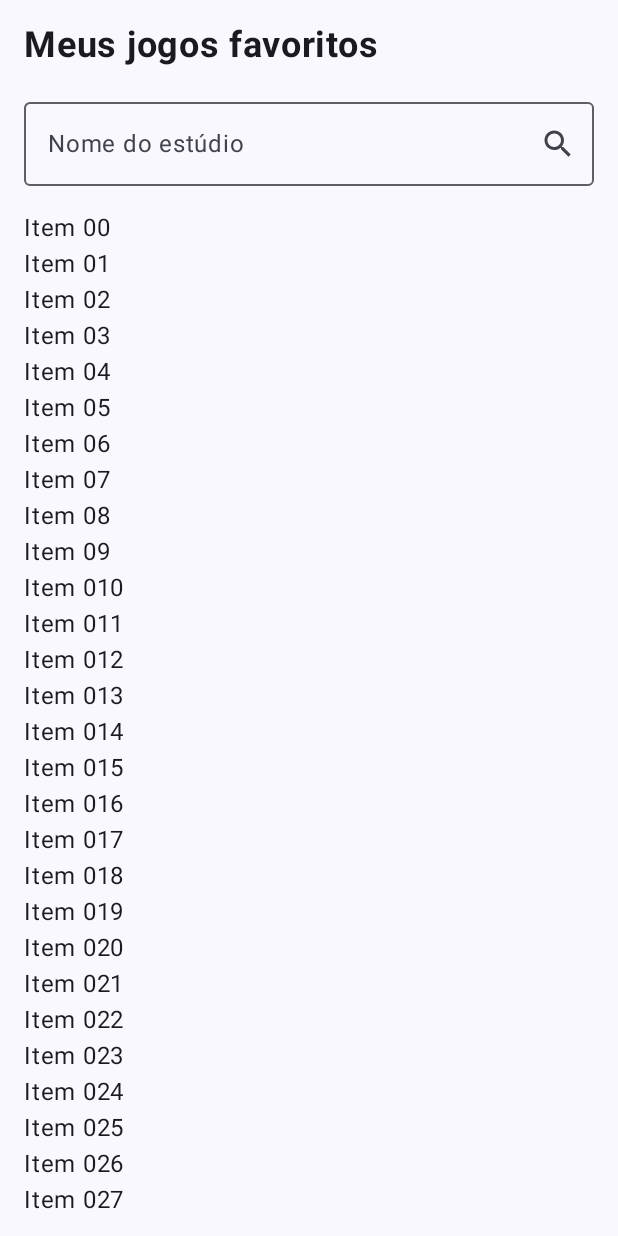
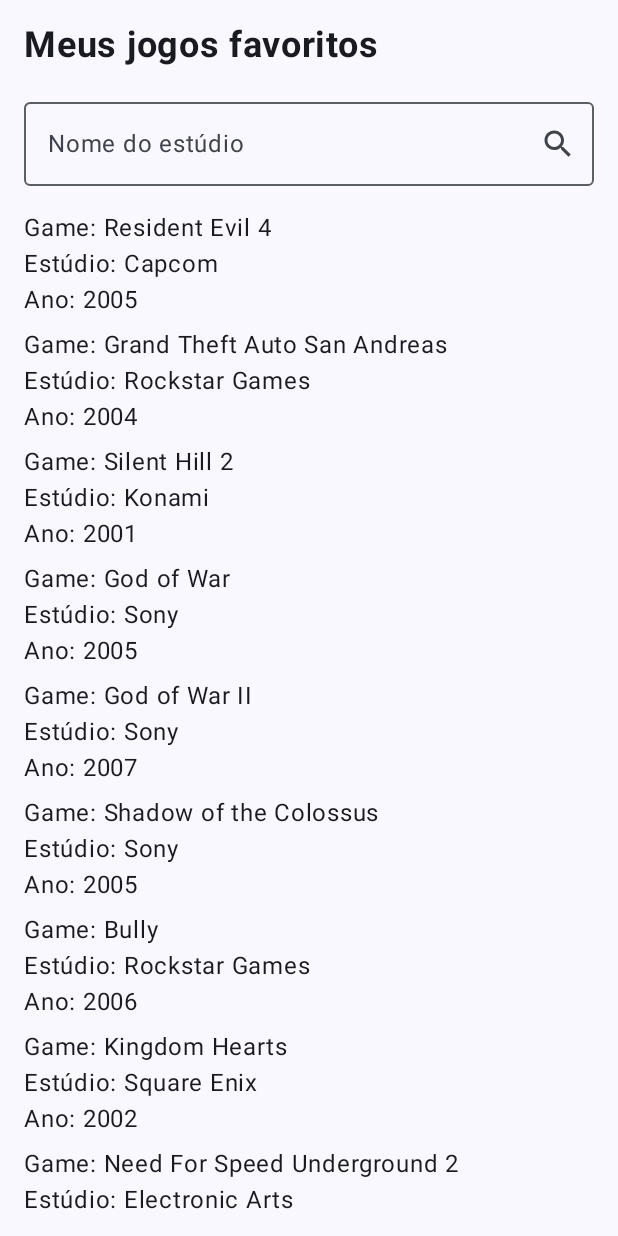
Before and after one commit to lucasrmanhaes/listasAndroid, an Android app built with Jetpack Compose: the screen it shows after launch (MainActivity), on a phone screen of 412 x 824 dp. Run offline under Robolectric (Android 15) with nearby library versions, the phone set to English and light mode, and no system bars.

Commit message:
Criando um mock db e populando a lista com os registros de objetos

```diff
--- /dev/null
+++ b/app/src/main/java/com/lucas/listaslazy/repository/GameList.kt
@@ -0,0 +1,26 @@
+package com.lucas.listaslazy.repository
+
+import com.lucas.listaslazy.model.Game
+
+    fun getAllGames(): List<Game>{
+        return  listOf(
+            Game(id = 0, title = "Resident Evil 4", studio = "Capcom", releaseYear = 2005),
+            Game(id = 1, title = "Grand Theft Auto San Andreas", studio = "Rockstar Games", releaseYear = 2004),
+            Game(id = 2, title = "Silent Hill 2", studio = "Konami", releaseYear = 2001),
+            Game(id = 3, title = "God of War", studio = "Sony", releaseYear = 2005),
+            Game(id = 4, title = "God of War II", studio = "Sony", releaseYear = 2007),
+            Game(id = 5, title = "Shadow of the Colossus", studio = "Sony", releaseYear = 2005),
+            Game(id = 6, title = "Bully", studio = "Rockstar Games", releaseYear = 2006),
+            Game(id = 7, title = "Kingdom Hearts", studio = "Square Enix", releaseYear = 2002),
+            Game(id = 8, title = "Need For Speed Underground 2", studio = "Electronic Arts", releaseYear = 2004),
+            Game(id = 9, title = "Black", studio = "Electronic Arts", releaseYear = 2006),
+            Game(id = 10, title = "Twisted Metal Black", studio = "Sony", releaseYear = 2001),
+            Game(id = 11, title = "Bomba patch 2013 100% atualizado", studio = "GeoMatrix", releaseYear = 2012),
+        )
+    }
+
+    fun getGamesByStudio(studio: String): List<Game>{
+        return getAllGames().filter {
+            it.studio.startsWith(prefix = studio, ignoreCase = true)
+        }
+    }
--- a/app/src/main/java/com/lucas/listaslazy/screens/GamesScreen.kt
+++ b/app/src/main/java/com/lucas/listaslazy/screens/GamesScreen.kt
@@ -6,6 +6,7 @@ import androidx.compose.foundation.layout.fillMaxWidth
 import androidx.compose.foundation.layout.height
 import androidx.compose.foundation.layout.padding
 import androidx.compose.foundation.lazy.LazyColumn
+import androidx.compose.foundation.lazy.items
 import androidx.compose.material.icons.Icons
 import androidx.compose.material.icons.filled.Search
 import androidx.compose.material3.Icon
@@ -20,6 +21,7 @@ import androidx.compose.ui.Modifier
 import androidx.compose.ui.text.font.FontWeight
 import androidx.compose.ui.unit.dp
 import androidx.compose.ui.unit.sp
+import com.lucas.listaslazy.repository.getAllGames
 
 @Composable
 fun GamesScreen(estudio: MutableState<String>){
@@ -53,8 +55,11 @@ fun GamesScreen(estudio: MutableState<String>){
         Spacer(modifier = Modifier.height(16.dp))
 
         LazyColumn {
-            items(40){
-                Text(text = "Item 0$it")
+            items(getAllGames()){
+                Text(text = "Game: " + it.title)
+                Text(text = "Estúdio: " + it.studio)
+                Text(text = "Ano: " + it.releaseYear.toString())
+                Spacer(modifier = Modifier.height(6.dp))
             }
         }
 
```
Also changed, not shown: app/src/main/java/com/lucas/listaslazy/model/Game.kt (indentation only).
